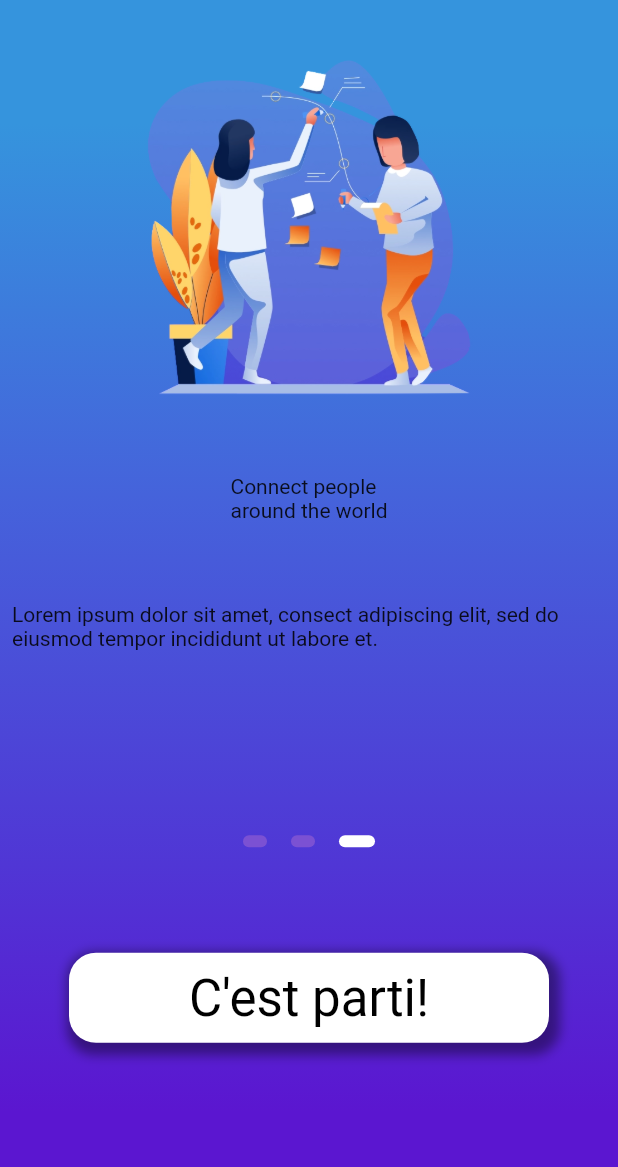
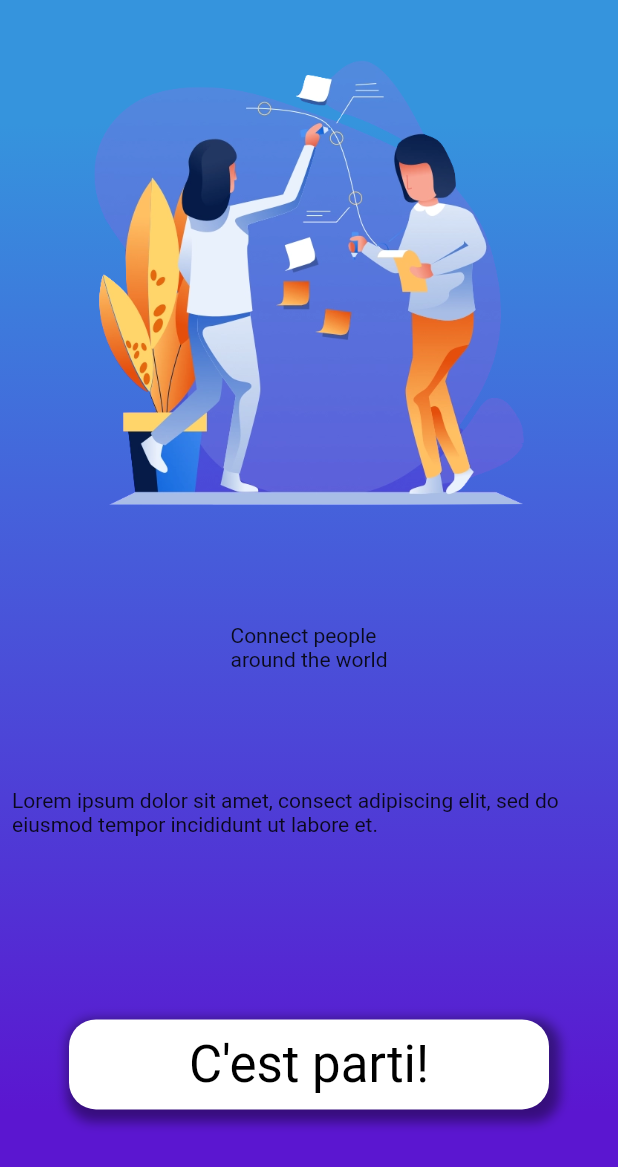
Before and after one commit to BaptisteLecat/portfolio_app, a Flutter app: the screen it shows after launch, swiped to page 3, on a phone screen of 412 x 824 dp. Shown: the top 1167 px of the screen. Run offline on Flutter 3.47's test engine with Material 2 defaults, Android fonts, the phone set to English and light mode, and no system bars; drawn by our look-alikes of liquid_swipe; our stand-ins replace bloc, equatable, flutter_bloc; statements that could not run were skipped.

Commit message:
re design onboarding

```diff
--- a/lib/presentation/feature/landing_screen/view/landing_view.dart
+++ b/lib/presentation/feature/landing_screen/view/landing_view.dart
@@ -1,4 +1,5 @@
 import 'package:flutter/material.dart';
+import 'package:liquid_swipe/liquid_swipe.dart';
 import 'package:portfolio_app/presentation/feature/landing_screen/view/on_boarding/on_boarding_first_view.dart';
 import 'package:portfolio_app/presentation/feature/landing_screen/view/on_boarding/on_boarding_second_view.dart';
 import 'package:portfolio_app/presentation/feature/landing_screen/view/on_boarding/on_boarding_third_view.dart';
@@ -12,88 +13,19 @@ class LandingView extends StatefulWidget {
 }
 
 class _LandingViewState extends State<LandingView> {
-  final int _numPages = 3;
-  final PageController _pageController = PageController(initialPage: 0);
-  int _currentPage = 0;
-
-  List<Widget> _buildPageIndicator() {
-    List<Widget> list = [];
-    for (int i = 0; i < _numPages; i++) {
-      list.add(i == _currentPage ? _indicator(true) : _indicator(false));
-    }
-    return list;
-  }
-
-  Widget _indicator(bool isActive) {
-    return AnimatedContainer(
-      duration: Duration(milliseconds: 150),
-      margin: EdgeInsets.symmetric(horizontal: 8.0),
-      height: 8.0,
-      width: isActive ? 24.0 : 16.0,
-      decoration: BoxDecoration(
-        color: isActive ? Colors.white : Color(0xFF7B51D3),
-        borderRadius: BorderRadius.all(Radius.circular(12)),
-      ),
-    );
-  }
-
   @override
   Widget build(BuildContext context) {
     return Scaffold(
-      body: Container(
-        decoration: BoxDecoration(
-          gradient: LinearGradient(
-            begin: Alignment.topCenter,
-            end: Alignment.bottomCenter,
-            stops: [0.1, 0.4, 0.7, 0.9],
-            colors: [
-              Color(0xFF3594DD),
-              Color(0xFF4563DB),
-              Color(0xFF5036D5),
-              Color(0xFF5B16D0),
-            ],
-          ),
-        ),
-        child: Padding(
-          padding: EdgeInsets.symmetric(vertical: 40.0),
-          child: Column(
-            crossAxisAlignment: CrossAxisAlignment.stretch,
-            children: <Widget>[
-              Expanded(
-                flex: 3,
-                child: PageView(
-                  physics: ClampingScrollPhysics(),
-                  controller: _pageController,
-                  onPageChanged: (int page) {
-                    setState(() {
-                      _currentPage = page;
-                    });
-                  },
-                  children: const [
-                    OnBoardingFirstView(),
-                    OnBoardingSecondView(),
-                    OnBoardingThirdView()
-                  ],
-                ),
-              ),
-              Expanded(
-                child: Row(
-                  mainAxisAlignment: MainAxisAlignment.center,
-                  children: _buildPageIndicator(),
-                ),
-              ),
-              Flexible(
-                child: Row(
-                  mainAxisAlignment: MainAxisAlignment.center,
-                  children: [
-                    CtaStart(),
-                  ],
-                ),
-              )
-            ],
-          ),
-        ),
-      ),
+      body: LiquidSwipe(
+          enableLoop: true,
+          fullTransitionValue: 300,
+          waveType: WaveType.liquidReveal,
+          positionSlideIcon: 0.5,
+          pages: const [
+            OnBoardingFirstView(),
+            OnBoardingSecondView(),
+            OnBoardingThirdView(),
+          ]),
     );
   }
 }
--- a/lib/presentation/feature/landing_screen/view/on_boarding/on_boarding_third_view.dart
+++ b/lib/presentation/feature/landing_screen/view/on_boarding/on_boarding_third_view.dart
@@ -1,11 +1,35 @@
 import 'package:flutter/material.dart';
+import 'package:portfolio_app/presentation/feature/landing_screen/widget/cta_start.dart';
 
 class OnBoardingThirdView extends StatelessWidget {
   const OnBoardingThirdView({Key? key}) : super(key: key);
 
   @override
   Widget build(BuildContext context) {
-    return Expanded(
+    return Container(
+      decoration: const BoxDecoration(
+        gradient: LinearGradient(
+          begin: Alignment.topCenter,
+          end: Alignment.bottomCenter,
+          stops: [0.1, 0.4, 0.7, 0.9],
+          colors: [
+            Color(0xFF3594DD),
+            Color(0xFF4563DB),
+            Color(0xFF5036D5),
+            Color(0xFF5B16D0),
+          ],
+        ),
+      ),
+      child: Padding(
+        padding: EdgeInsets.symmetric(vertical: 40.0),
+        child: Column(
+          children: <Widget>[
+            Expanded(
+              flex: 4,
+              child: Column(
+                children: [
+                  Expanded(
+                    flex: 6,
                     child: Column(
                       crossAxisAlignment: CrossAxisAlignment.start,
                       children: <Widget>[
@@ -39,6 +63,28 @@ class OnBoardingThirdView extends StatelessWidget {
                         ))
                       ],
                     ),
+                  ),
+                  /*Expanded(
+                    flex: 1,
+                    child: Row(
+                      mainAxisAlignment: MainAxisAlignment.center,
+                      children: _buildPageIndicator(),
+                    ),
+                  ),*/
+                ],
+              ),
+            ),
+            Expanded(
+              child: Row(
+                mainAxisAlignment: MainAxisAlignment.center,
+                children: const [
+                  CtaStart(),
+                ],
+              ),
+            )
+          ],
+        ),
+      ),
     );
   }
 }
--- a/pubspec.yaml
+++ b/pubspec.yaml
@@ -37,6 +37,7 @@ dependencies:
   equatable: ^2.0.3
   flutter_bloc: ^8.0.1
   bloc: ^8.0.3
+  liquid_swipe: ^2.1.1
 
 dev_dependencies:
   flutter_test:
```
Also changed, not shown: lib/presentation/feature/landing_screen/view/on_boarding/on_boarding_first_view.dart (+24 -5 lines), lib/presentation/feature/landing_screen/view/on_boarding/on_boarding_second_view.dart (+22 -1 lines), pubspec.lock. Lines whose indentation alone changed are shown as unchanged.
